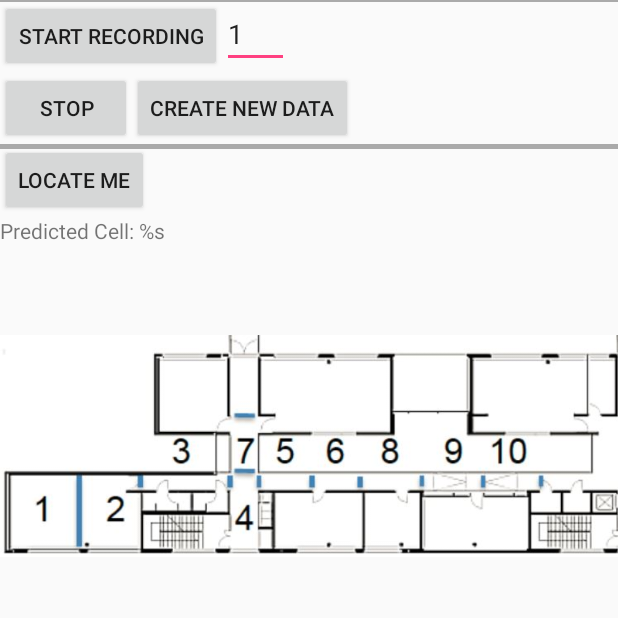
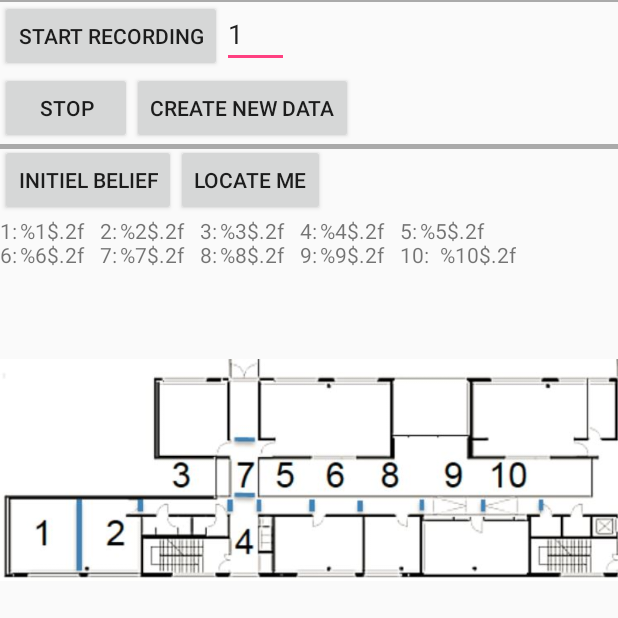
Before and after one commit to PirkeDom/MobileComputingLab, an Android app: the screen it shows after launch (MainActivity), on a phone screen of 412 x 824 dp, the top half of it. Run offline under Robolectric (Android 15) with nearby library versions, the phone set to English and light mode, and no system bars.

Commit message:
add write to file and first (but still wrong) probability calculation for localization

```diff
--- a/Task2_Localization/app/src/main/res/layout/activity_main.xml
+++ b/Task2_Localization/app/src/main/res/layout/activity_main.xml
@@ -50,17 +50,24 @@
         app:layout_constraintLeft_toLeftOf="parent"
         app:layout_constraintTop_toBottomOf="@+id/button_stop"/>
     <Button
+        android:id="@+id/button_initielBelieve"
+        android:layout_width="wrap_content"
+        android:layout_height="wrap_content"
+        android:text="Initiel belief"
+        app:layout_constraintLeft_toLeftOf="parent"
+        app:layout_constraintTop_toBottomOf="@+id/button_stop"/>
+    <Button
         android:id="@+id/button_locateme"
         android:layout_width="wrap_content"
         android:layout_height="wrap_content"
         android:text="Locate me"
-        app:layout_constraintLeft_toLeftOf="parent"
-        app:layout_constraintTop_toBottomOf="@+id/button_stop"/>
+        app:layout_constraintTop_toBottomOf="@+id/button_stop"
+        app:layout_constraintLeft_toRightOf="@+id/button_initielBelieve"/>
     <TextView
-        android:id="@+id/label_predicted_activity"
+        android:id="@+id/label_cellProbability"
         android:layout_width="wrap_content"
         android:layout_height="wrap_content"
-        android:text="@string/label_predicted_location"
+        android:text="@string/label_cellProbability"
         app:layout_constraintLeft_toLeftOf="parent"
         app:layout_constraintTop_toBottomOf="@+id/button_locateme"></TextView>
     <ImageView
@@ -70,6 +77,6 @@
         android:layout_gravity="center"
         android:src="@drawable/map"
         app:layout_constraintLeft_toLeftOf="parent"
-        app:layout_constraintTop_toBottomOf="@+id/label_predicted_activity"/>
+        app:layout_constraintTop_toBottomOf="@+id/label_cellProbability"/>
 
 </android.support.constraint.ConstraintLayout>
--- a/Task2_Localization/app/src/main/res/values/strings.xml
+++ b/Task2_Localization/app/src/main/res/values/strings.xml
@@ -1,6 +1,6 @@
 <resources>
     <string name="app_name">Task2_Localization</string>
-    <string name="label_predicted_location">Predicted Cell:  %s</string>
+    <string name="label_cellProbability">1:\t%1$.2f\t2:\t%2$.2f\t3:\t%3$.2f\t4:\t%4$.2f\t5:\t%5$.2f \n6:\t%6$.2f\t7:\t%7$.2f\t8:\t%8$.2f\t9:\t%9$.2f\t10:\t%10$.2f</string>
     <string name="button_createFile1">Create new data</string>
     <string name="button_createFile2">Write data to file</string>
 
```
Also changed, not shown: Task2_Localization/app/src/main/java/com/mobilecomputing/dominic/task2_localization/MainActivity.java (+103 -11 lines).
